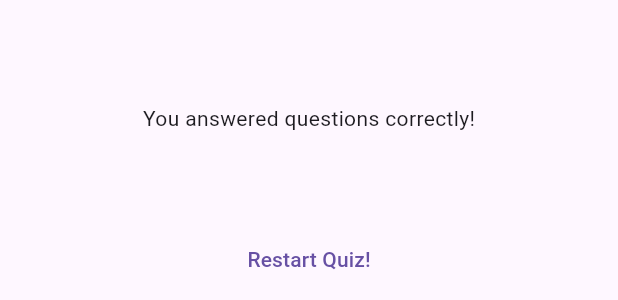
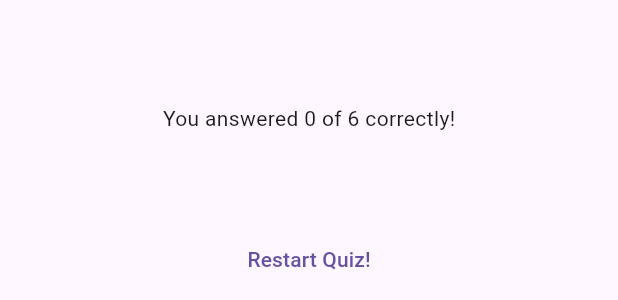
Before and after one commit to AmmarSultanDev/adv_basics, a Flutter app: the ResultsScreen widget shown alone on an empty page, opened directly with empty values, on a phone screen of 412 x 824 dp. Shown: the part 419-719 px from the top of the screen. Run offline on Flutter 3.47's test engine with Material 3 defaults, Android fonts, the phone set to English and light mode, and no system bars; our stand-ins replace google_fonts.

Commit message:
feat: Update ResultsScreen to display number of correct answers

```diff
--- a/lib/results_screen.dart
+++ b/lib/results_screen.dart
@@ -26,6 +26,12 @@ class ResultsScreen extends StatelessWidget {
 
   @override
   Widget build(BuildContext context) {
+    final summaryData = getSummaryData();
+    final numTotalQuestions = questions.length;
+    final numCorrectQuestions = summaryData.where((data) {
+      return data['user_answer'] == data['correct_answer'];
+    }).length;
+
     return Center(
       child: Container(
         padding: const EdgeInsets.all(40.0),
@@ -33,12 +39,12 @@ class ResultsScreen extends StatelessWidget {
           mainAxisAlignment: MainAxisAlignment.center,
           children: [
             Text(
-              'You answered questions correctly!',
+              'You answered $numCorrectQuestions of $numTotalQuestions correctly!',
             ),
             SizedBox(
               height: 30,
             ),
-            QuestionsSummary(getSummaryData()),
+            QuestionsSummary(summaryData),
             SizedBox(
               height: 30,
             ),
```
